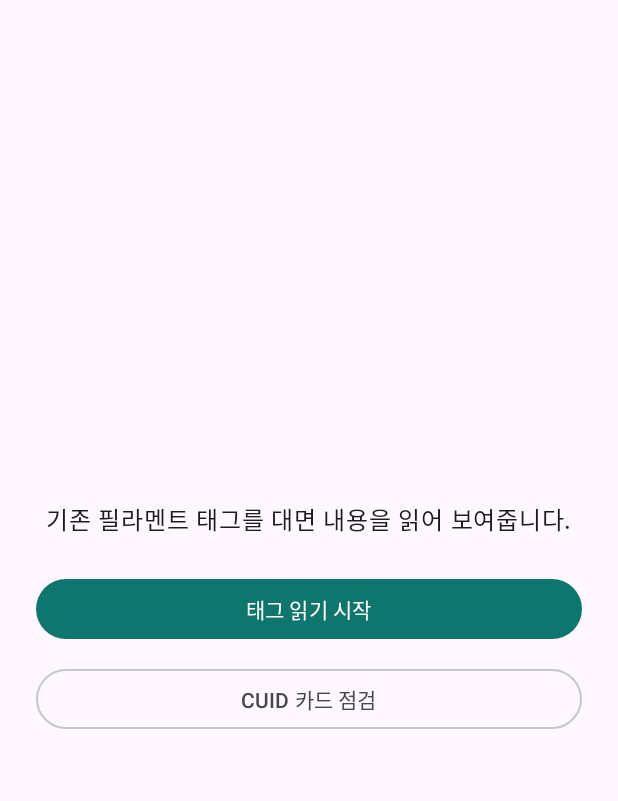
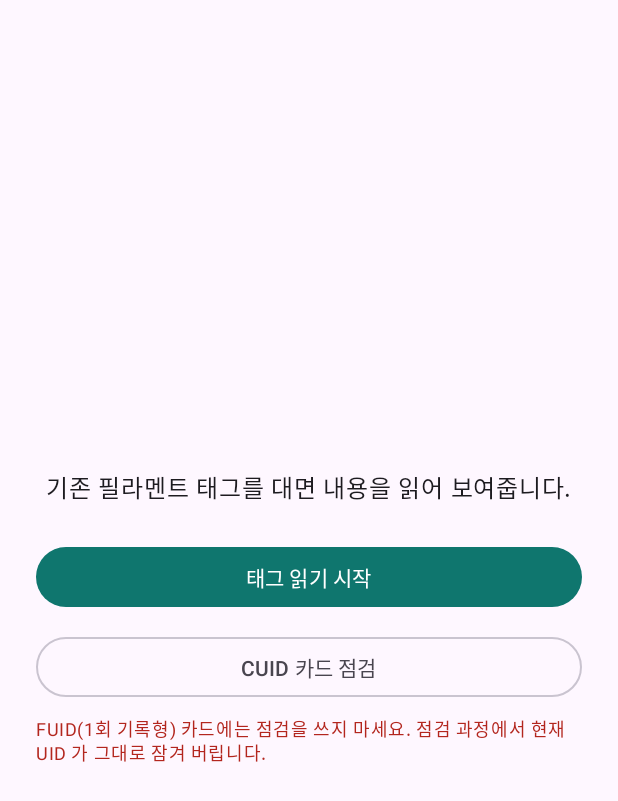
Before and after one commit to seyoungjo1/ams-rfid, an Android app built with Jetpack Compose: the composable ReadScreen shown on its own in the app's theme, on a phone screen of 412 x 824 dp. Shown: the top 801 px of the screen. Run offline under Robolectric (Android 15) with nearby library versions, the phone set to English and light mode, and no system bars; network calls fail.

```diff
--- a/app/build.gradle.kts
+++ b/app/build.gradle.kts
@@ -11,8 +11,8 @@ android {
         applicationId = "com.ams.rfid"
         minSdk = 26
         targetSdk = 34
-        versionCode = 1
-        versionName = "1.0.0"
+        versionCode = 2
+        versionName = "1.0.1"
         testInstrumentationRunner = "androidx.test.runner.AndroidJUnitRunner"
         vectorDrawables { useSupportLibrary = true }
     }
--- a/app/src/main/java/com/ams/rfid/ui/Screens.kt
+++ b/app/src/main/java/com/ams/rfid/ui/Screens.kt
@@ -238,6 +238,12 @@ private fun ReadScreen(vm: MainViewModel) {
         OutlinedButton(onClick = { vm.armCuidCheck() }, modifier = Modifier.fillMaxWidth()) {
             Text(stringResource(R.string.cuid_check))
         }
+        Spacer(Modifier.height(8.dp))
+        Text(
+            stringResource(R.string.cuid_check_warning),
+            style = MaterialTheme.typography.bodySmall,
+            color = MaterialTheme.colorScheme.error,
+        )
     }
 }
 
--- a/app/src/main/res/values/strings.xml
+++ b/app/src/main/res/values/strings.xml
@@ -51,11 +51,12 @@
     <string name="cuid_check">CUID 카드 점검</string>
     <string name="cuid_writable">사용 가능: 블록 0 재기록 가능한 CUID 카드입니다.</string>
     <string name="cuid_not_writable">사용 불가: 블록 0 을 다시 쓸 수 없는 일반 카드입니다.</string>
+    <string name="cuid_check_warning">FUID(1회 기록형) 카드에는 점검을 쓰지 마세요. 점검 과정에서 현재 UID 가 그대로 잠겨 버립니다.</string>
     <string name="cuid_needs_format">FF 키 인증 실패: 먼저 카드를 포맷/초기화해야 합니다.</string>
 
     <!-- 도움말 -->
     <string name="help_title">사용 방법</string>
-    <string name="help_body">1. NFC 와 MIFARE Classic 읽기/쓰기를 지원하는 안드로이드 폰이 필요합니다.\n2. 시중의 \"MIFARE Classic 1K CUID (2세대 매직/공칩)\" 카드를 준비하세요.\n3. 라이브러리에서 원하는 재질·색상을 고른 뒤 \"카드에 쓰기\"를 누르고, 빈 CUID 카드를 폰 뒷면에 대주세요.\n4. 완료되면 카드를 스풀에 붙이고 AMS 에 넣습니다.\n\n주의: 최신 AMS 펌웨어는 일부 CUID(2세대) 태그를 감지해 블록 0 에 잘못된 값을 써서 못 쓰게 만들 수 있습니다. 가장 확실한 것은 Gen4/FUID 태그입니다. 이 도구는 본인이 보유한 필라멘트/장비에서의 상호운용·백업 용도로만 사용하세요.</string>
+    <string name="help_body">1. NFC 와 MIFARE Classic 읽기/쓰기를 지원하는 안드로이드 폰이 필요합니다.\n2. \"MIFARE Classic 1K\" 중 CUID(2세대) 또는 FUID 로 표기된 카드/스티커를 준비하세요. 칩이 \"UID\"(1세대, Gen1a)로 표기된 제품은 폰으로 UID 를 바꿀 수 없고 AMS 도 거부하므로 사용할 수 없습니다.\n3. 라이브러리에서 원하는 재질·색상을 고른 뒤 \"카드에 쓰기\"를 누르고, 빈 CUID 카드를 폰 뒷면에 대주세요.\n4. 완료되면 카드를 스풀에 붙이고 AMS 에 넣습니다.\n\n주의: 최신 AMS 펌웨어는 일부 CUID(2세대) 태그를 감지해 블록 0 에 잘못된 값을 써서 못 쓰게 만들 수 있습니다. 가장 확실한 것은 Gen4/FUID 태그입니다. 이 도구는 본인이 보유한 필라멘트/장비에서의 상호운용·백업 용도로만 사용하세요.</string>
     <string name="help_disclaimer">데이터 출처: queengooborg/Bambu-Lab-RFID-Library (CC/GPL). 이 앱은 비공식 커뮤니티 도구입니다.</string>
     <string name="help_source">데이터 커밋: %1$s</string>
 </resources>
```
Also changed, not shown: 4 other files.
